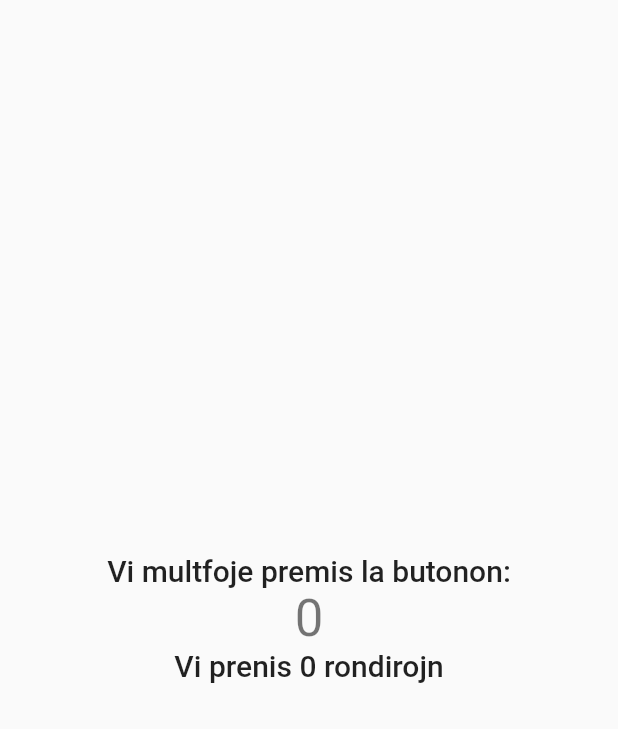
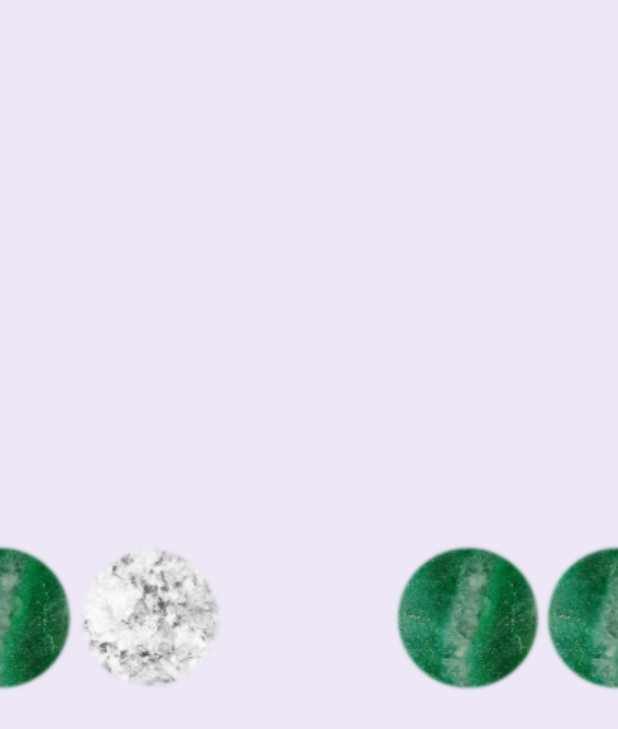
Before and after one commit to gabrielrunescape/etasbih, a Flutter app: the screen it shows after launch, on a phone screen of 412 x 824 dp. Shown: the top 729 px of the screen. Run offline on Flutter 3.47's test engine with Material 2 defaults, Android fonts, the phone set to English and light mode, and no system bars.

Commit message:
Inserted a description in README.md and inserted zig-zag with image

```diff
--- a/lib/main.dart
+++ b/lib/main.dart
@@ -1,18 +1,25 @@
+import 'package:flutter/material.dart';
 import 'package:etasbih/pages/HomePage.dart';
-import 'package:flutter/material.dart';
+import 'package:flutter/services.dart';
 
 void main() {
   runApp(MyApp());
 }
 
 class MyApp extends StatelessWidget {
-  // This widget is the root of your application.
   @override
   Widget build(BuildContext context) {
+    SystemChrome.setSystemUIOverlayStyle(SystemUiOverlayStyle(
+      statusBarColor: Colors.transparent,
+      statusBarBrightness: Brightness.light,
+      statusBarIconBrightness: Brightness.dark,
+    ));
+
     return MaterialApp(
-      title: 'Flutter Demo',
+      title: 'e-Tasbih',
       theme: ThemeData(
         primarySwatch: Colors.blue,
+        scaffoldBackgroundColor: Colors.deepPurple[50],
       ),
       home: HomePage(),
     );
--- a/lib/pages/HomePage.dart
+++ b/lib/pages/HomePage.dart
@@ -6,59 +6,58 @@ class HomePage extends StatefulWidget {
 }
 
 class _HomePageState extends State<HomePage> {
-  int rounds = 0;
-  int general = 0;
-  int _counter = 0;
+  bool selected = false;
 
   @override
   Widget build(BuildContext context) {
+    return Scaffold(body: layoutArea(context));
+  }
+
+  Widget layoutArea(BuildContext context) {
+    Duration duration = Duration(milliseconds: 250);
+    double width = MediaQuery.of(context).size.width;
+    double height = (MediaQuery.of(context).size.height - 100) / 2;
+
+    Row child = Row(
+      children: selected
+          ? [
+              Image(image: AssetImage("assets/green_bead.png")),
+              Image(image: AssetImage("assets/green_bead.png")),
+            ]
+          : [
+              Image(image: AssetImage("assets/green_bead.png")),
+              Image(image: AssetImage("assets/green_bead.png")),
+            ],
+    );
+
     return GestureDetector(
-      onHorizontalDragDown: (details) {
-        double half = MediaQuery.of(context).size.width / 2;
-
-        if (details.localPosition.dx > half) {
+      onTap: () {
         setState(() {
-            general++;
-            _counter++;
-
-            if (_counter > 33) {
-              rounds++;
-              _counter = 0;
-            }
+          selected = !selected;
         });
-        } else if (details.globalPosition.dx < half) {
-          setState(() {
-            general--;
-            _counter--;
-
-            if (_counter < 0) {
-              _counter = 0;
-              if (general > 0 && rounds > 0) {
-                rounds--;
-              }
-            }
-          });
-        }
       },
-      child: Scaffold(
-        body: Center(
-          child: Column(
-            mainAxisAlignment: MainAxisAlignment.center,
+      child: Center(
+        child: Stack(
           children: <Widget>[
-              Text(
-                'Vi multfoje premis la butonon:',
-                style: Theme.of(context).textTheme.headline6,
+            AnimatedPositioned(
+              child: child,
+              bottom: height,
+              duration: duration,
+              left: selected ? -50 : -150,
             ),
-              Text(
-                '$_counter',
-                style: Theme.of(context).textTheme.headline4,
+            AnimatedPositioned(
+              child: child,
+              bottom: height,
+              duration: duration,
+              right: selected ? -150 : -50,
             ),
-              Text(
-                'Vi prenis $rounds rondirojn',
-                style: Theme.of(context).textTheme.headline6,
+            AnimatedPositioned(
+              top: height,
+              duration: duration,
+              child: Image.asset("assets/gray_bead.png"),
+              left: selected ? (width - 150) : 50,
             ),
           ],
-          ),
         ),
       ),
     );
--- a/pubspec.yaml
+++ b/pubspec.yaml
@@ -18,4 +18,5 @@ dev_dependencies:
 flutter:
   uses-material-design: true
   assets:
-    - assets/
+    - assets/gray_bead.png
+    - assets/green_bead.png
```
Also changed, not shown: assets/black_bead.png, assets/gray_bead.png, assets/yellow_bead.png, 25 other files. Lines whose indentation alone changed are shown as unchanged.
